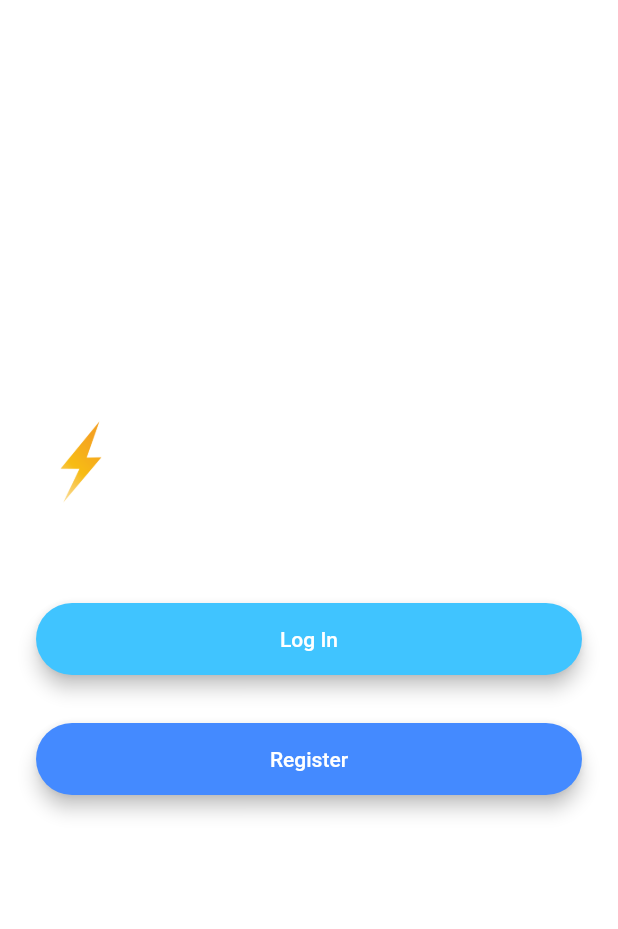
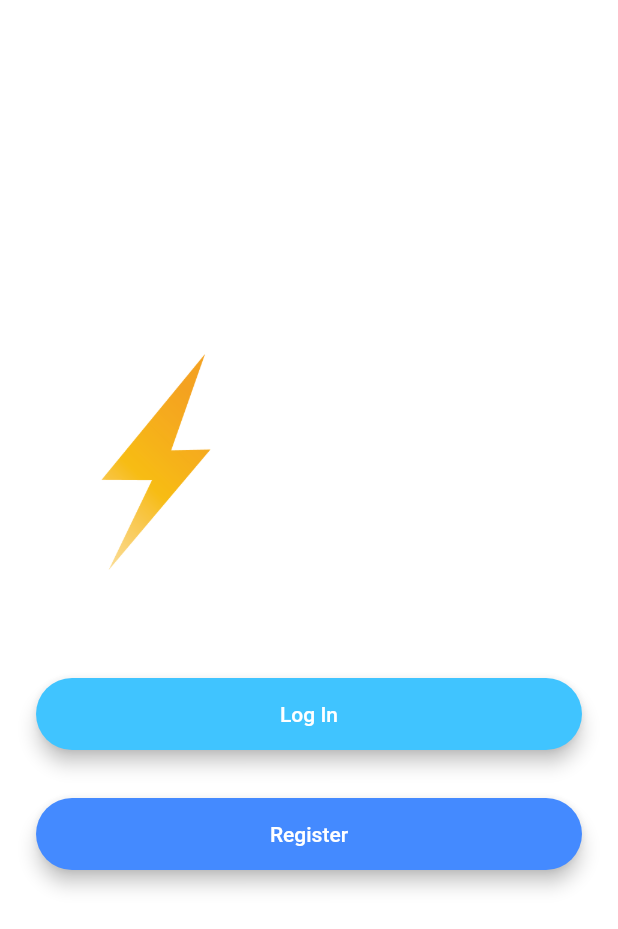
Before and after one commit to asadpro/Flash-Chat-Flutter, a Flutter app: the screen it shows after launch, on a phone screen of 412 x 824 dp. Shown: the top 929 px of the screen. Run offline on Flutter 3.47's test engine with Material 2 defaults, Android fonts, the phone set to English and light mode, and no system bars.

Commit message:
updating the same structure of the app due to some issues

```diff
--- a/lib/main.dart
+++ b/lib/main.dart
@@ -9,6 +9,7 @@ class FlashChat extends StatelessWidget {
   @override
   Widget build(BuildContext context) {
     return MaterialApp(
+      debugShowCheckedModeBanner: false,
       theme: ThemeData.dark().copyWith(
         textTheme: TextTheme(
           bodyText1: TextStyle(color: Colors.black54),
--- a/lib/screens/welcome_screen.dart
+++ b/lib/screens/welcome_screen.dart
@@ -1,6 +1,8 @@
 import 'package:flutter/material.dart';
 
 class WelcomeScreen extends StatefulWidget {
+  const WelcomeScreen({Key? key}) : super(key: key);
+
   @override
   _WelcomeScreenState createState() => _WelcomeScreenState();
 }
@@ -15,12 +17,12 @@ class _WelcomeScreenState extends State<WelcomeScreen> {
         child: Column(
           mainAxisAlignment: MainAxisAlignment.center,
           crossAxisAlignment: CrossAxisAlignment.stretch,
-          children: <Widget>[
+          children: [
             Row(
-              children: <Widget>[
-                Container(
+              children: [
+                SizedBox(
                   child: Image.asset('images/logo.png'),
-                  height: 60.0,
+                  height: 160.0,
                 ),
                 Text(
                   'Flash Chat',
```
Also changed, not shown: 18 other files.
